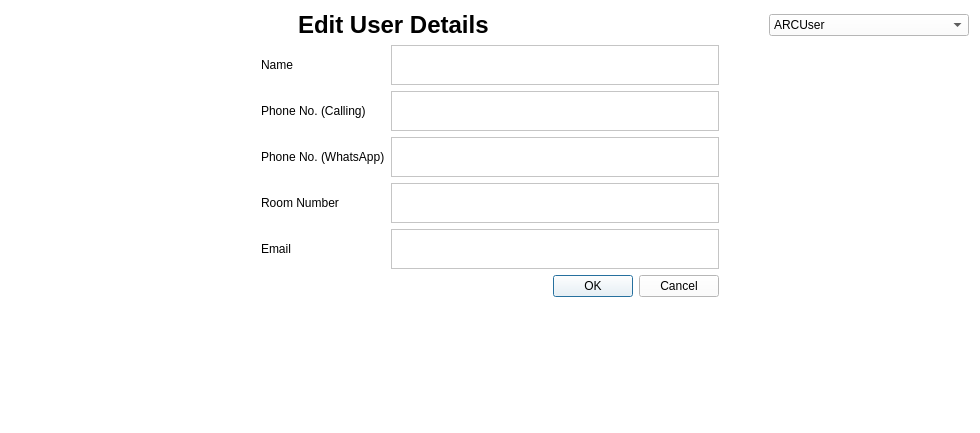
This is editdetails.ui in arc-bphc/sims-gui as Qt 5 draws it before an edit. The edited form follows.
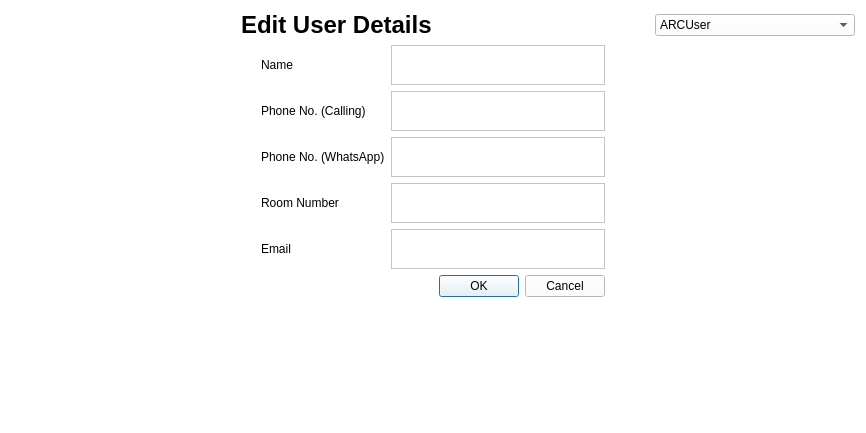
This is the edited form. Icons and pictures are not drawn.

What changed in the file:
```diff
--- a/editdetails.ui
+++ b/editdetails.ui
@@ -6,10 +6,16 @@
    <rect>
     <x>0</x>
     <y>0</y>
-    <width>980</width>
+    <width>866</width>
     <height>433</height>
    </rect>
   </property>
+  <property name="maximumSize">
+   <size>
+    <width>16777215</width>
+    <height>16777215</height>
+   </size>
+  </property>
   <property name="windowTitle">
    <string>Form</string>
   </property>
```
Left out of the diff: 42 changed lines with no effect on the pictures.
